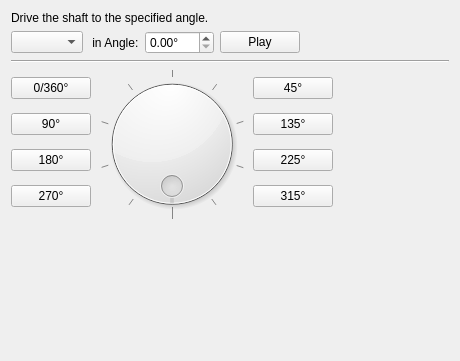
The window that core/panel/run_Drive_shaft.ui (KmolYuan/Pyslvs-UI) describes before a commit, drawn with Qt 5.
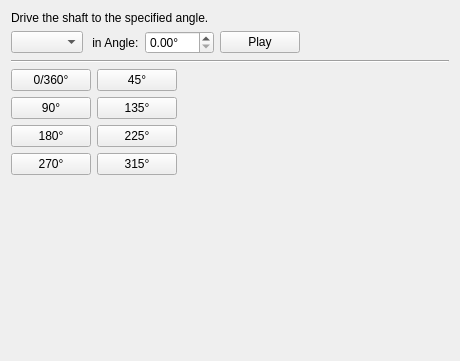
The same window after the commit.

Patch:
```diff
--- a/core/panel/run_Drive_shaft.ui
+++ b/core/panel/run_Drive_shaft.ui
@@ -121,37 +121,6 @@
        </item>
       </layout>
      </item>
-     <item>
-      <widget class="QDial" name="Degree">
-       <property name="minimumSize">
-        <size>
-         <width>150</width>
-         <height>150</height>
-        </size>
-       </property>
-       <property name="maximum">
-        <number>36000</number>
-       </property>
-       <property name="singleStep">
-        <number>100</number>
-       </property>
-       <property name="pageStep">
-        <number>1000</number>
-       </property>
-       <property name="invertedAppearance">
-        <bool>true</bool>
-       </property>
-       <property name="wrapping">
-        <bool>true</bool>
-       </property>
-       <property name="notchTarget">
-        <double>0.004500000000000</double>
-       </property>
-       <property name="notchesVisible">
-        <bool>true</bool>
-       </property>
-      </widget>
-     </item>
      <item>
       <layout class="QVBoxLayout" name="verticalLayout_2">
        <item>
```
Left out of the diff: 2 changed lines with no effect on the pictures.
